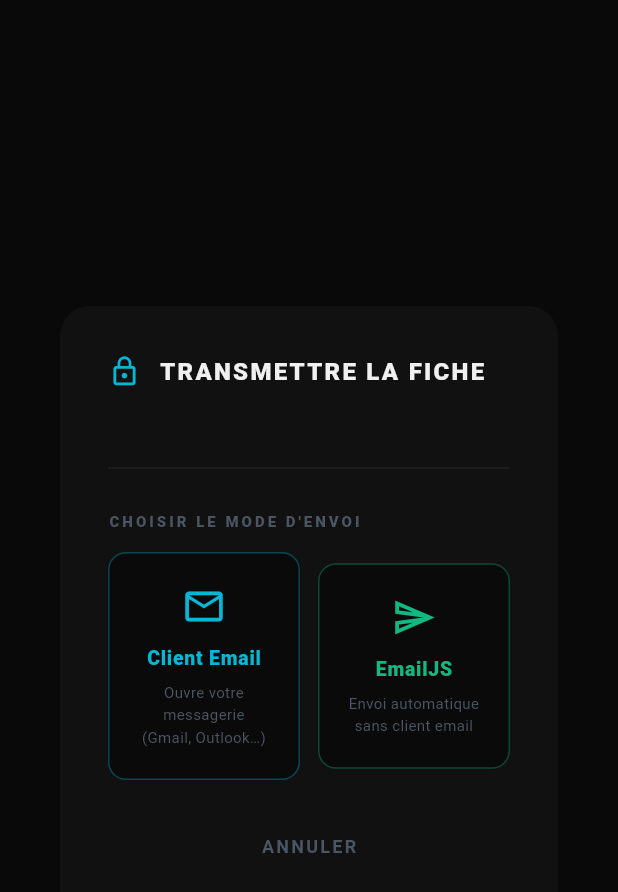
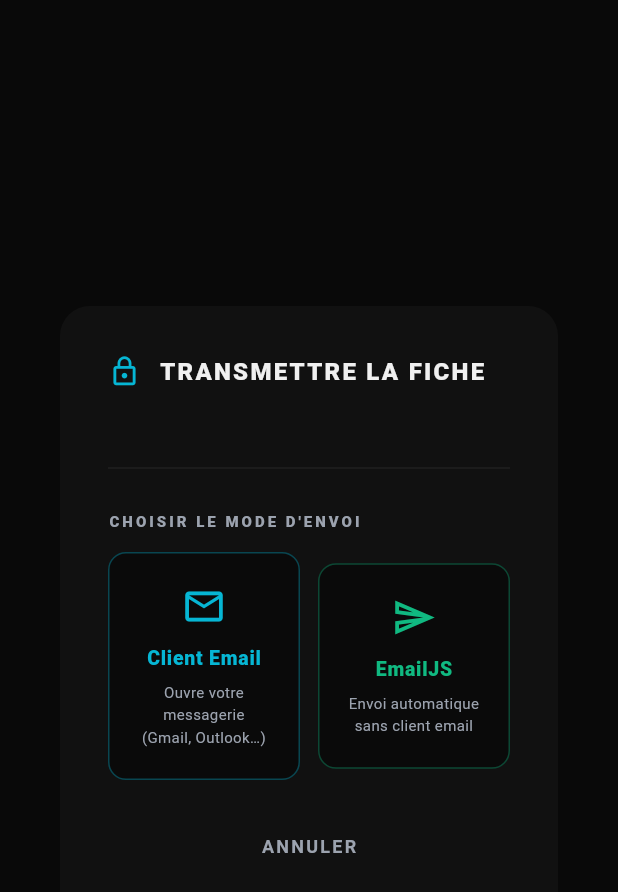
Before and after one commit to drissman/pentarun_flutter, a Flutter app: the SendDialog widget shown alone on an empty page, opened directly with empty values, on a phone screen of 412 x 824 dp. Shown: the top 892 px of the screen. Run offline on Flutter 3.47's test engine with Material 3 defaults, Android fonts, the phone set to English and light mode, and no system bars; Roboto replaces fonts that are missing (system-ui).

Commit message:
fix(a2ui): send_dialog gris2→gris1 + OPENSPEC v1.4 versionné dans docs/
- send_dialog.dart : 4 occurrences gris2 → gris1 (WCAG AA, ERRATA v1.4 §6)
  fichier manqué lors du pass précédent
- docs/OPENSPEC_PENTARUN_v1.4.docx : document officiel versionné dans le repo
  (était uniquement dans Downloads, non tracé par git)
- .gitignore : suppression ligne obsolète lib/generated_plugin_registrant.dart

Tests : 16/16 ✅ (15 unitaires + 1 smoke)

Co-Authored-By: Claude Sonnet 4.6 <noreply@anthropic.com>

```diff
--- a/lib/widgets/send_dialog.dart
+++ b/lib/widgets/send_dialog.dart
@@ -177,7 +177,8 @@ class _SendDialogState extends State<SendDialog> {
               const Text(
                 'CHOISIR LE MODE D\'ENVOI',
                 style: TextStyle(
-                  color: A2Colors.gris2,
+                  // SPEC-KIT §6 A2UI ERRATA v1.4 — gris2 interdit pour texte (WCAG AA)
+                  color: A2Colors.gris1,
                   fontWeight: FontWeight.w900,
                   fontSize: 10,
                   letterSpacing: 2,
@@ -205,9 +206,10 @@ class _SendDialogState extends State<SendDialog> {
                       sublabel: EmailConfig.isEmailJsConfigured
                           ? 'Envoi automatique\nsans client email'
                           : 'Non configuré\n(voir email_config.dart)',
+                      // SPEC-KIT §6 A2UI ERRATA v1.4 — gris2 interdit pour texte
                       color: EmailConfig.isEmailJsConfigured
                           ? A2Colors.vert
-                          : A2Colors.gris2,
+                          : A2Colors.gris1,
                       onTap: EmailConfig.isEmailJsConfigured
                           ? _sendEmailJS
                           : _showEmailJSInfo,
@@ -222,7 +224,8 @@ class _SendDialogState extends State<SendDialog> {
                   child: const Text(
                     'ANNULER',
                     style: TextStyle(
-                      color: A2Colors.gris2,
+                      // SPEC-KIT §6 A2UI ERRATA v1.4 — gris2 interdit pour texte
+                      color: A2Colors.gris1,
                       fontWeight: FontWeight.w700,
                       fontSize: 12,
                       letterSpacing: 1.5,
@@ -326,7 +329,8 @@ class _OptionTile extends StatelessWidget {
               sublabel,
               textAlign: TextAlign.center,
               style: const TextStyle(
-                color: A2Colors.gris2,
+                // SPEC-KIT §6 A2UI ERRATA v1.4 — gris2 interdit pour texte
+                color: A2Colors.gris1,
                 fontSize: 10,
                 height: 1.5,
               ),
```
Also changed, not shown: 2 other files.
